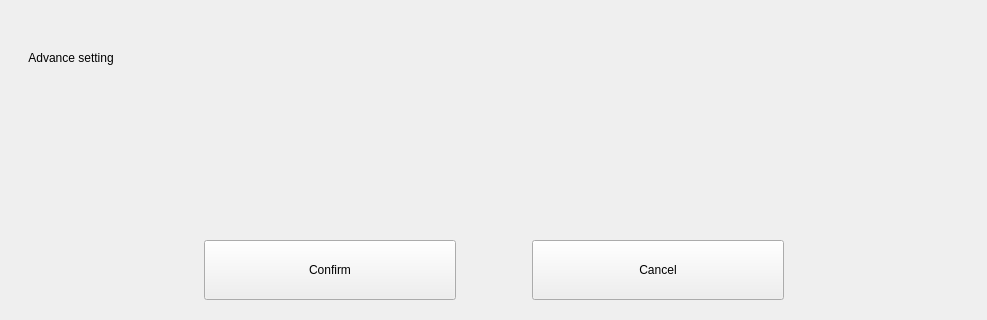
The window that plugins/account/src/pages/create-user-page/create-user-page.ui (openeuler-mirror/kiran-control-panel) describes before a commit, drawn with Qt 5; both pictures show x 0 to 987 and y 448 to 768 of the 987 by 768 pixel window.
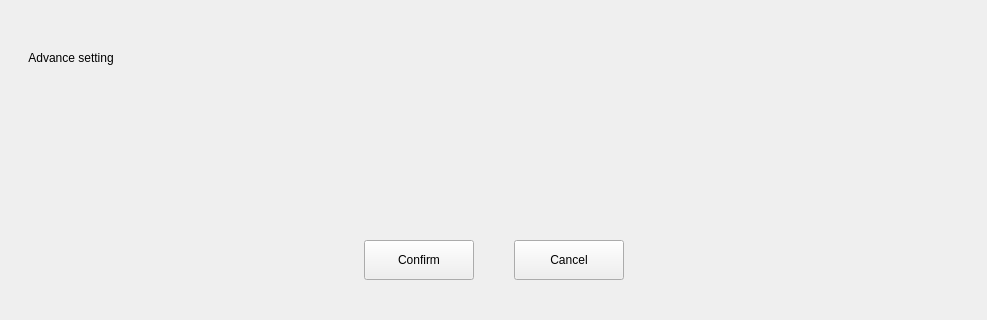
The same window after the commit. Custom widgets are drawn as their Qt base class.

```diff
--- a/plugins/account/src/pages/create-user-page/create-user-page.ui
+++ b/plugins/account/src/pages/create-user-page/create-user-page.ui
@@ -344,7 +344,7 @@
       <number>0</number>
      </property>
      <property name="bottomMargin">
-      <number>20</number>
+      <number>40</number>
      </property>
      <item>
       <spacer name="horizontalSpacer_4">
@@ -369,14 +369,14 @@
        </property>
        <property name="minimumSize">
         <size>
-         <width>252</width>
-         <height>60</height>
+         <width>110</width>
+         <height>40</height>
         </size>
        </property>
        <property name="maximumSize">
         <size>
-         <width>252</width>
-         <height>60</height>
+         <width>110</width>
+         <height>40</height>
         </size>
        </property>
        <property name="baseSize">
@@ -400,7 +400,7 @@
        </property>
        <property name="sizeHint" stdset="0">
         <size>
-         <width>76</width>
+         <width>40</width>
          <height>20</height>
         </size>
        </property>
@@ -416,14 +416,14 @@
        </property>
        <property name="minimumSize">
         <size>
-         <width>252</width>
-         <height>60</height>
+         <width>110</width>
+         <height>40</height>
         </size>
        </property>
        <property name="maximumSize">
         <size>
-         <width>252</width>
-         <height>60</height>
+         <width>110</width>
+         <height>40</height>
         </size>
        </property>
        <property name="baseSize">
```
